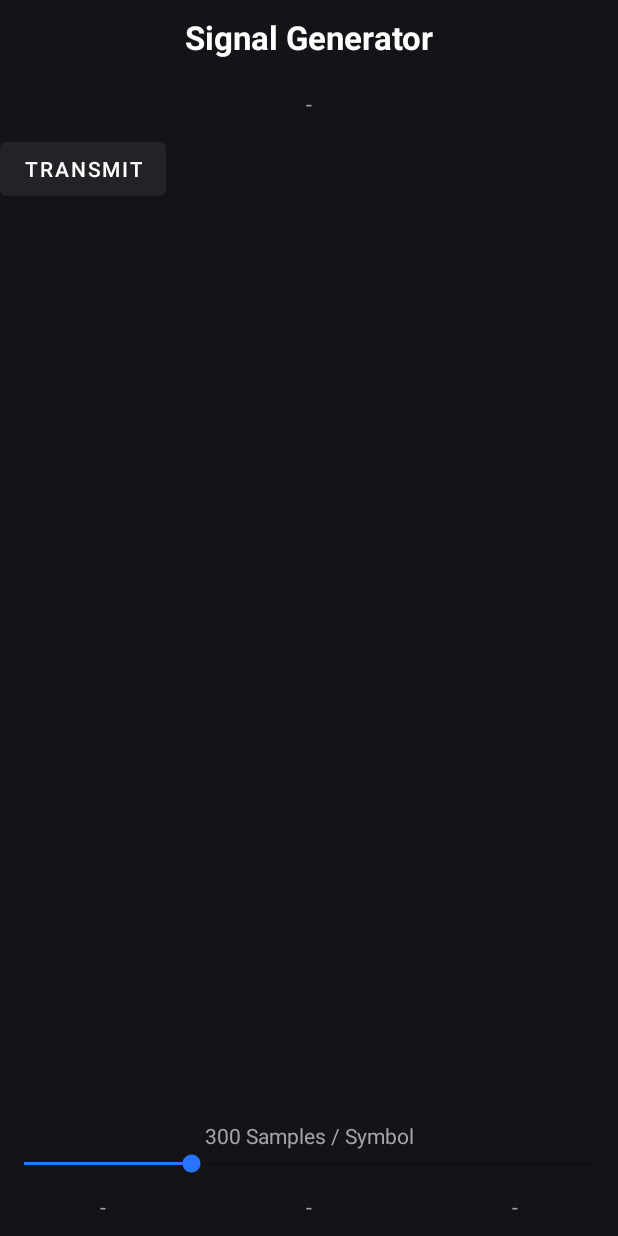
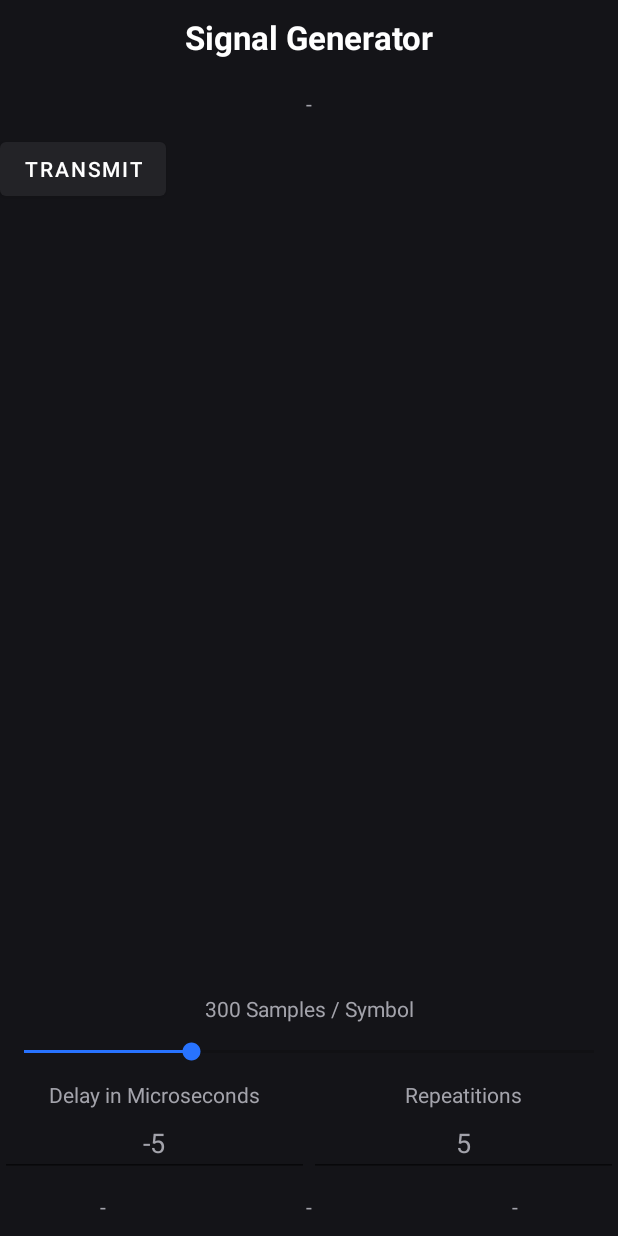
Before and after one commit to simondankelmann/SubMarine, an Android app: the layout fragment_signal_generator.xml on its own in the app's theme, with its tools: preview values and no code run, on a phone screen of 412 x 824 dp. Run offline under Robolectric (Android 15) with nearby library versions, the light colour scheme and no system bars.

Commit message:
improved generator

```diff
--- a/Android/SubMarine/app/src/main/java/de/simon/dankelmann/submarine/ui/SignalGenerator/SignalGeneratorViewModel.kt
+++ b/Android/SubMarine/app/src/main/java/de/simon/dankelmann/submarine/ui/SignalGenerator/SignalGeneratorViewModel.kt
@@ -15,6 +15,10 @@ class SignalGeneratorViewModel : ViewModel() {
 
     var samplesPerSymbol = MutableLiveData<Int>().apply {
         value = 300
+    }
+
+    var pausePerLine = MutableLiveData<Int>().apply {
+        value = -6000
     }
 
     val title = MutableLiveData<String>().apply {
--- a/Android/SubMarine/app/src/main/java/de/simon/dankelmann/submarine/ui/SignalGenerator/TabFragments/HexTab/HexTabFragment.kt
+++ b/Android/SubMarine/app/src/main/java/de/simon/dankelmann/submarine/ui/SignalGenerator/TabFragments/HexTab/HexTabFragment.kt
@@ -113,7 +113,7 @@ class HexTabFragment(signalGeneratorDataModel: SignalGeneratorDataModel, tabColl
                 timingsList.add(it)
             }
             // PAUSE BETWEEN THE LINES !
-            timingsList.add("-5700")
+            timingsList.add(_signalGeneratorDataModel!!.pauseBetweenLines.toString())
         }
 
         return timingsList.toList()
--- a/Android/SubMarine/app/src/main/res/layout/fragment_signal_generator.xml
+++ b/Android/SubMarine/app/src/main/res/layout/fragment_signal_generator.xml
@@ -51,6 +51,7 @@
         android:layout_width="match_parent"
         android:layout_height="0dp"
         android:orientation="vertical"
+        android:padding="5dp"
         app:layout_constraintTop_toBottomOf="@id/SignalGeneratorButtonRow"
         app:layout_constraintBottom_toTopOf="@id/SignalGeneratorSeekBarRow">
 
@@ -69,13 +70,14 @@
             android:layout_weight="1" />
     </LinearLayout>
 
+
     <LinearLayout
         android:id="@+id/SignalGeneratorSeekBarRow"
         android:layout_width="match_parent"
+        android:layout_weight="1"
         android:layout_height="wrap_content"
         android:orientation="vertical"
-        app:layout_constraintBottom_toTopOf="@id/SignalGeneratorFooter">
-
+        app:layout_constraintBottom_toTopOf="@id/upperFooterRow">
         <TextView
             android:id="@+id/textviewSamplePerSymbol"
             android:layout_width="match_parent"
@@ -90,8 +92,68 @@
             android:layout_height="wrap_content"
             android:progress="300"
             android:min="10"
-            android:max="1000"></SeekBar>
+            android:max="1000"
+            android:padding="10dp"></SeekBar>
     </LinearLayout>
+
+    <LinearLayout
+        android:id="@+id/upperFooterRow"
+        android:layout_width="match_parent"
+        android:layout_height="0dp"
+        app:layout_constraintBottom_toTopOf="@id/SignalGeneratorFooter"
+        android:orientation="horizontal">
+
+        <LinearLayout
+            android:id="@+id/linePauseRow"
+            android:layout_width="0dp"
+            android:layout_weight="1"
+            android:layout_height="wrap_content"
+            android:orientation="vertical">
+            <TextView
+                android:layout_width="match_parent"
+                android:layout_height="wrap_content"
+                android:text="Delay in Microseconds"
+                android:textAlignment="center"
+                android:textColor="@color/fontcolor_component_dark_inactive"></TextView>
+
+            <EditText
+                android:id="@+id/editTextPausePerLine"
+                android:layout_width="match_parent"
+                android:layout_height="wrap_content"
+                android:textAlignment="center"
+                android:textColor="@color/fontcolor_component_dark_inactive"
+                android:text="-5"
+                android:inputType="number"></EditText>
+        </LinearLayout>
+
+        <LinearLayout
+            android:id="@+id/RepeatitionsRow"
+            android:layout_width="0dp"
+            android:layout_weight="1"
+            android:layout_height="wrap_content"
+            android:orientation="vertical">
+            <TextView
+                android:id="@+id/textviewRepeat"
+                android:layout_width="match_parent"
+                android:layout_height="wrap_content"
+                android:text="Repeatitions"
+                android:textAlignment="center"
+                android:textColor="@color/fontcolor_component_dark_inactive"></TextView>
+
+            <EditText
+                android:layout_width="match_parent"
+                android:layout_height="wrap_content"
+                android:textAlignment="center"
+                android:textColor="@color/fontcolor_component_dark_inactive"
+                android:text="5"></EditText>
+        </LinearLayout>
+
+
+
+    </LinearLayout>
+
+
+
 
 
 
```
Also changed, not shown: Android/SubMarine/app/src/main/java/de/simon/dankelmann/submarine/ui/SignalGenerator/SignalGeneratorFragment.kt (+78 -8 lines).
